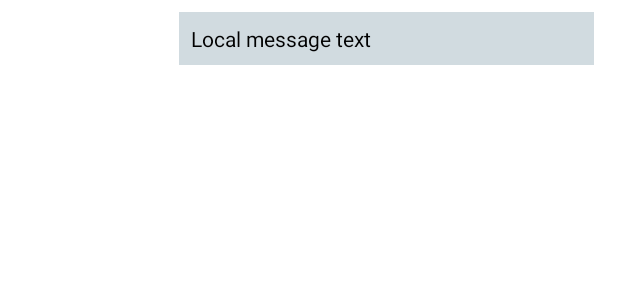
After one commit to raheemadamboev/bluetooth-chat-app, an Android app: the layout card_local_message.xml on its own in the app's theme, with its tools: preview values and no code run, on a phone screen of 412 x 824 dp. The commit adds this screen. Shown: the top 300 px of the screen. Run offline under Robolectric (Android 15) with nearby library versions, the phone set to English and light mode, and no system bars.

Commit message:
layouts set up

```diff
--- /dev/null
+++ b/app/src/main/res/layout/card_local_message.xml
@@ -0,0 +1,32 @@
+<?xml version="1.0" encoding="utf-8"?>
+<androidx.constraintlayout.widget.ConstraintLayout xmlns:android="http://schemas.android.com/apk/res/android"
+    xmlns:app="http://schemas.android.com/apk/res-auto"
+    xmlns:tools="http://schemas.android.com/tools"
+    android:layout_width="match_parent"
+    android:layout_height="wrap_content">
+
+    <TextView
+        android:id="@+id/message_text"
+        android:layout_width="0dp"
+        android:layout_height="wrap_content"
+        android:layout_marginStart="16dp"
+        android:layout_marginTop="8dp"
+        android:layout_marginEnd="16dp"
+        android:layout_marginBottom="8dp"
+        android:background="@color/local_message_background"
+        android:padding="8dp"
+        android:textColor="#000000"
+        app:layout_constraintBottom_toBottomOf="parent"
+        app:layout_constraintEnd_toEndOf="parent"
+        app:layout_constraintStart_toStartOf="@+id/guideline"
+        app:layout_constraintTop_toTopOf="parent"
+        app:layout_constraintVertical_bias="0.0"
+        tools:text="Local message text" />
+
+    <androidx.constraintlayout.widget.Guideline
+        android:id="@+id/guideline"
+        android:layout_width="wrap_content"
+        android:layout_height="wrap_content"
+        android:orientation="vertical"
+        app:layout_constraintGuide_percent="0.25" />
+</androidx.constraintlayout.widget.ConstraintLayout>
--- a/app/src/main/res/values-night/themes.xml
+++ /dev/null
@@ -1,16 +0,0 @@
-<resources xmlns:tools="http://schemas.android.com/tools">
-    <!-- Base application theme. -->
-    <style name="Theme.BluetoothChat" parent="Theme.MaterialComponents.DayNight.DarkActionBar">
-        <!-- Primary brand color. -->
-        <item name="colorPrimary">@color/purple_200</item>
-        <item name="colorPrimaryVariant">@color/purple_700</item>
-        <item name="colorOnPrimary">@color/black</item>
-        <!-- Secondary brand color. -->
-        <item name="colorSecondary">@color/teal_200</item>
-        <item name="colorSecondaryVariant">@color/teal_200</item>
-        <item name="colorOnSecondary">@color/black</item>
-        <!-- Status bar color. -->
-        <item name="android:statusBarColor" tools:targetApi="l">?attr/colorPrimaryVariant</item>
-        <!-- Customize your theme here. -->
-    </style>
-</resources>
--- a/app/src/main/res/values/colors.xml
+++ b/app/src/main/res/values/colors.xml
@@ -7,4 +7,6 @@
     <color name="teal_700">#FF018786</color>
     <color name="black">#FF000000</color>
     <color name="white">#FFFFFFFF</color>
+    <color name="remote_message_background">#0288D1</color>
+    <color name="local_message_background">#D1DBE0</color>
 </resources>
--- a/app/src/main/res/values/themes.xml
+++ b/app/src/main/res/values/themes.xml
@@ -12,5 +12,6 @@
         <!-- Status bar color. -->
         <item name="android:statusBarColor" tools:targetApi="l">?attr/colorPrimaryVariant</item>
         <!-- Customize your theme here. -->
+        <item name="android:forceDarkAllowed" tools:targetApi="q">false</item>
     </style>
 </resources>
```
Also changed, not shown: app/src/main/res/layout/card_device.xml (added, +33 -0 lines), app/src/main/res/layout/card_remote_message.xml (added, +32 -0 lines), app/src/main/res/layout/fragment_bluetooth_chat.xml (added, +64 -0 lines), app/src/main/res/layout/fragment_device_scan.xml (added, +131 -0 lines), app/src/main/res/layout/fragment_enable_bluetooth.xml (added, +22 -0 lines), app/src/main/res/layout/fragment_location_required.xml (added, +29 -0 lines), app/src/main/res/values/strings.xml (+18 -0 lines).
